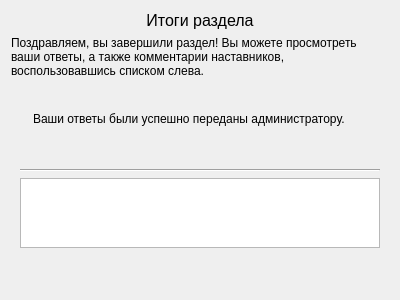
TheMrButcher/offline-mentor, file training/totalpage.ui: the form before one commit.
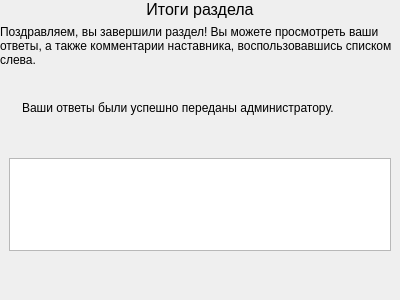
The form after the commit. Icons and pictures are not drawn.

```diff
--- a/training/totalpage.ui
+++ b/training/totalpage.ui
@@ -14,6 +14,18 @@
    <string>Form</string>
   </property>
   <layout class="QVBoxLayout" name="verticalLayout">
+   <property name="leftMargin">
+    <number>0</number>
+   </property>
+   <property name="topMargin">
+    <number>0</number>
+   </property>
+   <property name="rightMargin">
+    <number>0</number>
+   </property>
+   <property name="bottomMargin">
+    <number>0</number>
+   </property>
    <item>
     <widget class="QLabel" name="label_6">
      <property name="font">
@@ -32,7 +44,7 @@
    <item>
     <widget class="QLabel" name="label">
      <property name="text">
-      <string>&lt;html&gt;&lt;head/&gt;&lt;body&gt;&lt;p&gt;Поздравляем, вы завершили раздел! Вы можете просмотреть ваши ответы, а также комментарии наставников, воспользовавшись списком слева.&lt;/p&gt;&lt;/body&gt;&lt;/html&gt;</string>
+      <string>&lt;html&gt;&lt;head/&gt;&lt;body&gt;&lt;p&gt;Поздравляем, вы завершили раздел! Вы можете просмотреть ваши ответы, а также комментарии наставника, воспользовавшись списком слева.&lt;/p&gt;&lt;/body&gt;&lt;/html&gt;</string>
      </property>
      <property name="wordWrap">
       <bool>true</bool>
@@ -205,13 +217,6 @@
       </sizepolicy>
      </property>
      <layout class="QVBoxLayout" name="totalLayout">
-      <item>
-       <widget class="Line" name="line">
-        <property name="orientation">
-         <enum>Qt::Horizontal</enum>
-        </property>
-       </widget>
-      </item>
       <item>
        <widget class="QTextBrowser" name="totalBrowser"/>
       </item>
```
